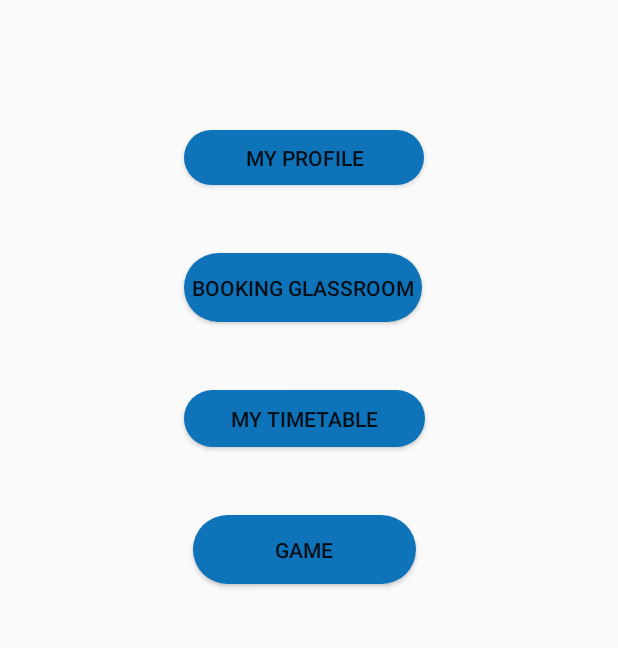
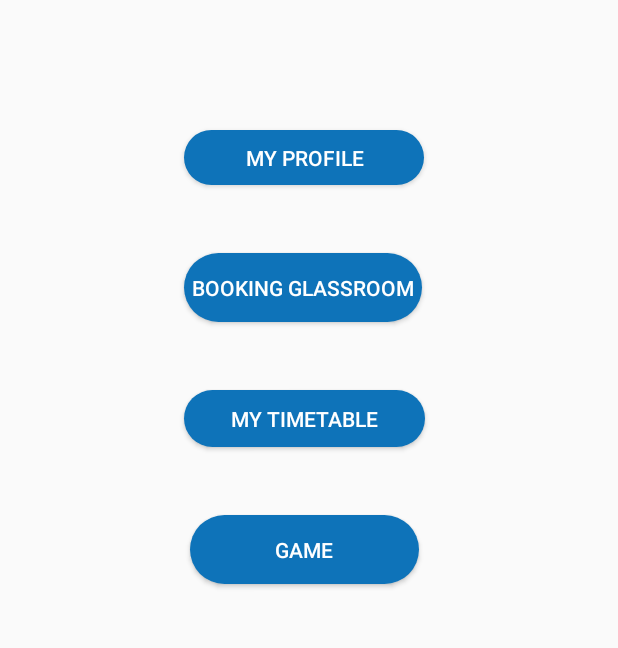
Before and after one commit to Can-ZHOU/Group2-Android, an Android app: the ProfessorChoiceActivity screen opened directly, with no data from a screen before it, on a phone screen of 412 x 824 dp, the part 246-894 px from its top. Run offline under Robolectric (Android 15) with nearby library versions, the phone set to English and light mode, and no system bars; Roboto replaces fonts that are not available here.

Commit message:
Hey CAN, I have changed the text color. Apologies for the delay!!!!

```diff
--- a/app/src/main/res/layout/activity_add_timeable.xml
+++ b/app/src/main/res/layout/activity_add_timeable.xml
@@ -14,6 +14,7 @@
         android:background="@drawable/rounded_bt"
         android:text="add"
 
+        android:textColor="#FFFFFF"
         app:layout_constraintBottom_toBottomOf="parent"
         app:layout_constraintEnd_toEndOf="parent"
         app:layout_constraintHorizontal_bias="0.464"
--- a/app/src/main/res/layout/activity_add_timetable_comfirm.xml
+++ b/app/src/main/res/layout/activity_add_timetable_comfirm.xml
@@ -26,6 +26,7 @@
         android:layout_marginBottom="136dp"
         android:background="@drawable/rounded_bt"
         android:text="Back"
+        android:textColor="#FFFFFF"
         app:layout_constraintBottom_toBottomOf="parent"
         app:layout_constraintEnd_toEndOf="parent"
         app:layout_constraintStart_toStartOf="parent" />
--- a/app/src/main/res/layout/activity_my_timetable.xml
+++ b/app/src/main/res/layout/activity_my_timetable.xml
@@ -10,18 +10,20 @@
         android:id="@+id/button_add_my_timetable"
         android:layout_width="match_parent"
         android:layout_height="50dp"
+        android:background="@drawable/rounded_bt"
         android:gravity="center"
         android:text="ADD New TimeTable"
-        android:background="@drawable/rounded_bt"
+        android:textColor="#FFFFFF"
         android:textSize="20dp" />
 
     <Button
         android:id="@+id/button_my_timetable_back"
         android:layout_width="match_parent"
         android:layout_height="50dp"
+        android:background="@drawable/rounded_bt"
         android:gravity="center"
         android:text="Back to home"
-        android:background="@drawable/rounded_bt"
+        android:textColor="#FFFFFF"
         android:textSize="20dp" />
 
     <TextView
--- a/app/src/main/res/layout/activity_professor_choice.xml
+++ b/app/src/main/res/layout/activity_professor_choice.xml
@@ -11,8 +11,9 @@
         android:layout_width="169dp"
         android:layout_height="46dp"
         android:layout_marginBottom="36dp"
+        android:background="@drawable/rounded_bt"
         android:text="My Profile"
-        android:background="@drawable/rounded_bt"
+        android:textColor="#FFFFFF"
         app:layout_constraintBottom_toTopOf="@+id/button_professor_glassroom"
         app:layout_constraintEnd_toEndOf="parent"
         app:layout_constraintHorizontal_bias="0.487"
@@ -23,8 +24,9 @@
         android:layout_width="170dp"
         android:layout_height="47dp"
         android:layout_marginTop="36dp"
+        android:background="@drawable/rounded_bt"
         android:text="my timetable"
-        android:background="@drawable/rounded_bt"
+        android:textColor="#FFFFFF"
         app:layout_constraintEnd_toEndOf="@+id/button_professor_glassroom"
         app:layout_constraintHorizontal_bias="0.0"
         app:layout_constraintStart_toStartOf="@+id/button_professor_glassroom"
@@ -32,11 +34,12 @@
 
     <Button
         android:id="@+id/button_professor_game"
-        android:layout_width="158dp"
+        android:layout_width="162dp"
         android:layout_height="55dp"
         android:layout_marginTop="36dp"
         android:background="@drawable/rounded_bt"
         android:text="game"
+        android:textColor="#FFFFFF"
         app:layout_constraintEnd_toEndOf="@+id/button_professor_add_time"
         app:layout_constraintHorizontal_bias="0.491"
         app:layout_constraintStart_toStartOf="@+id/button_professor_add_time"
@@ -47,8 +50,9 @@
         android:layout_width="168dp"
         android:layout_height="55dp"
         android:layout_marginTop="272dp"
+        android:background="@drawable/rounded_bt"
         android:text="Booking Glassroom"
-        android:background="@drawable/rounded_bt"
+        android:textColor="#FFFFFF"
         app:layout_constraintEnd_toEndOf="@+id/button_professor_profile"
         app:layout_constraintHorizontal_bias="0.0"
         app:layout_constraintStart_toStartOf="@+id/button_professor_profile"
--- a/app/src/main/res/layout/activity_professor_timetable.xml
+++ b/app/src/main/res/layout/activity_professor_timetable.xml
@@ -15,6 +15,7 @@
         android:layout_marginRight="36dp"
         android:background="@drawable/rounded_bt"
         android:text="Professor xx01"
+        android:textColor="#FFFFFF"
         app:layout_constraintEnd_toEndOf="@+id/professor_date"
         app:layout_constraintTop_toBottomOf="@+id/professor_date" />
 
@@ -25,6 +26,7 @@
         android:layout_marginTop="43dp"
         android:background="@drawable/rounded_bt"
         android:text="Professor xx02"
+        android:textColor="#FFFFFF"
         app:layout_constraintStart_toStartOf="@+id/button_professor_01"
         app:layout_constraintTop_toBottomOf="@+id/button_professor_01" />
 
```
